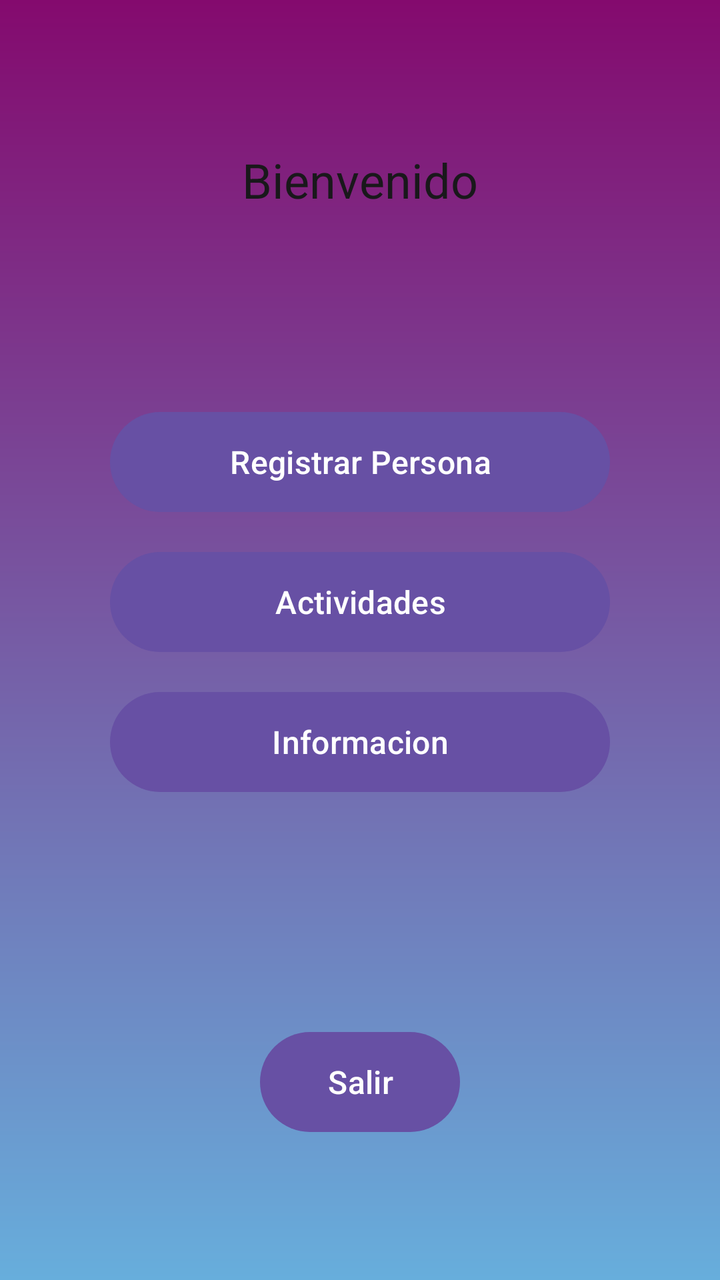
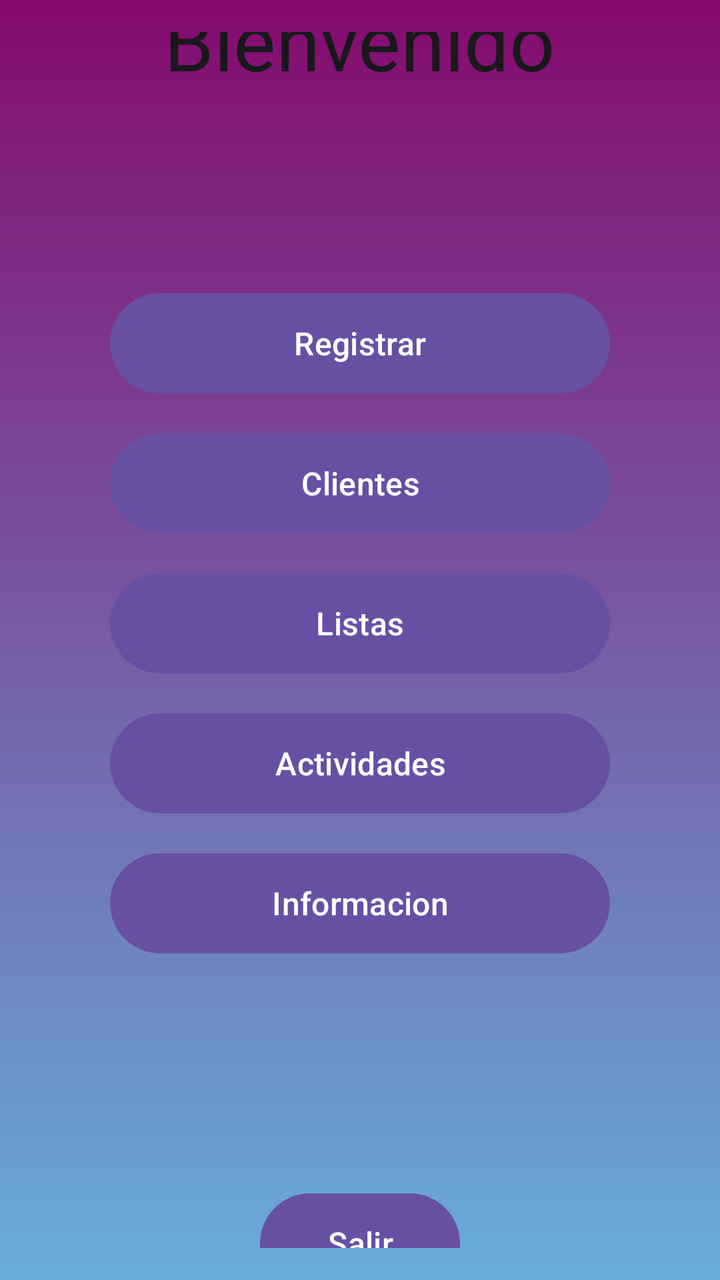

Compare the two renders of this Android layout. The source of the first and the diff that turns it into the second are given below.
<!-- AndroidManifest.xml: application theme Theme.ClubDeportivo -->
<!-- res/layout/activity_main_menu.xml -->
<?xml version="1.0" encoding="utf-8"?>
<LinearLayout xmlns:android="http://schemas.android.com/apk/res/android"
    android:layout_width="match_parent"
    android:layout_height="match_parent"
    android:orientation="vertical"
    android:background="@drawable/gradient_background"
    android:gravity="center"
    android:padding="16dp">

    <TextView
        android:layout_width="wrap_content"
        android:layout_height="wrap_content"
        android:textColor="#19181B"
        android:layout_marginBottom="100dp"
        android:text="Bienvenido" android:textSize="24sp" />

    <Button
        android:id="@+id/btnRegister"
        android:layout_width="250dp"
        android:layout_height="50dp"
        android:layout_marginBottom="20dp"
        android:background="@drawable/button_background"
        android:backgroundTint="@android:color/holo_purple"
        android:text="Registrar Persona"
        android:textColor="#FFFFFF"
        android:textSize="16sp" />

    <Button
        android:layout_width="250dp"
        android:layout_height="50dp"
        android:text="Actividades"
        android:textSize="16sp"
        android:textColor="#FFFFFF"
        android:layout_marginBottom="20dp"
        android:backgroundTint="@android:color/holo_purple"
        android:background="@drawable/button_background"/>

    <Button
        android:layout_width="250dp"
        android:layout_height="50dp"
        android:text="Informacion"
        android:textSize="16sp"
        android:textColor="#FFFFFF"
        android:layout_marginBottom="120dp"
        android:backgroundTint="@android:color/holo_purple"
        android:background="@drawable/button_background"/>

    <Button
        android:layout_width="100dp"
        android:layout_height="50dp"
        android:background="@drawable/button_background_exit"
        android:backgroundTint="@android:color/holo_red_dark"
        android:text="Salir"
        android:textColor="#FFFFFF"
        android:textSize="16sp" />
</LinearLayout>
<!-- resources referenced by this layout -->
<resources>
  <!-- drawable button_background (drawable) -->
  <?xml version="1.0" encoding="utf-8"?>
  <selector xmlns:android="http://schemas.android.com/apk/res/android">
      <item>
          <shape>
              <solid android:color="#840A6E" />
              <corners android:radius="25dp" />
              <padding android:left="10dp" android:right="10dp" android:top="5dp" android:bottom="5dp" />
          </shape>
      </item>
  </selector>
  <!-- drawable button_background_exit (drawable) -->
  <?xml version="1.0" encoding="utf-8"?>
  <selector xmlns:android="http://schemas.android.com/apk/res/android">
      <item>
          <shape>
              <solid android:color="#D32F2F" />
              <corners android:radius="25dp" />
              <padding android:left="10dp" android:right="10dp" android:top="5dp" android:bottom="5dp" />
          </shape>
      </item>
  </selector>
  <!-- drawable gradient_background (drawable) -->
  <?xml version="1.0" encoding="utf-8"?>
  <layer-list xmlns:android="http://schemas.android.com/apk/res/android">
      <item>
          
          <shape>
              <gradient
                  android:angle="90"
                  android:startColor="#67AEDC"
                  android:centerColor="#765CA5"
                  android:endColor="#840A6E"
                  android:type="linear" />
          </shape>
      </item>
  </layer-list>
  <style name="Theme.ClubDeportivo" parent="Base.Theme.ClubDeportivo" />
  <style name="Base.Theme.ClubDeportivo" parent="Theme.Material3.DayNight.NoActionBar">
          
          
      </style>
</resources>

<!-- the commit's change to res/layout/activity_main_menu.xml (unified diff, before → after) -->
@@ -10,9 +10,10 @@
     <TextView
         android:layout_width="wrap_content"
         android:layout_height="wrap_content"
+        android:layout_marginBottom="100dp"
+        android:text="Bienvenido"
         android:textColor="#19181B"
-        android:layout_marginBottom="100dp"
-        android:text="Bienvenido" android:textSize="24sp" />
+        android:textSize="40sp" />
 
     <Button
         android:id="@+id/btnRegister"
@@ -21,19 +22,42 @@
         android:layout_marginBottom="20dp"
         android:background="@drawable/button_background"
         android:backgroundTint="@android:color/holo_purple"
-        android:text="Registrar Persona"
+        android:text="Registrar"
         android:textColor="#FFFFFF"
         android:textSize="16sp" />
 
     <Button
+        android:id="@+id/btnClient"
         android:layout_width="250dp"
         android:layout_height="50dp"
+        android:layout_marginBottom="20dp"
+        android:background="@drawable/button_background"
+        android:backgroundTint="@android:color/holo_purple"
+        android:text="Clientes"
+        android:textColor="#FFFFFF"
+        android:textSize="16sp" />
+
+    <Button
+        android:id="@+id/btnList"
+        android:layout_width="250dp"
+        android:layout_height="50dp"
+        android:layout_marginBottom="20dp"
+        android:background="@drawable/button_background"
+        android:backgroundTint="@android:color/holo_purple"
+        android:text="Listas"
+        android:textColor="#FFFFFF"
+        android:textSize="16sp" />
+
+    <Button
+        android:id="@+id/btnActividades"
+        android:layout_width="250dp"
+        android:layout_height="50dp"
+        android:layout_marginBottom="20dp"
+        android:background="@drawable/button_background"
+        android:backgroundTint="@android:color/holo_purple"
         android:text="Actividades"
-        android:textSize="16sp"
         android:textColor="#FFFFFF"
-        android:layout_marginBottom="20dp"
-        android:backgroundTint="@android:color/holo_purple"
-        android:background="@drawable/button_background"/>
+        android:textSize="16sp" />
 
     <Button
         android:layout_width="250dp"
@@ -46,6 +70,7 @@
         android:background="@drawable/button_background"/>
 
     <Button
+        android:id="@+id/btnSalir"
         android:layout_width="100dp"
         android:layout_height="50dp"
         android:background="@drawable/button_background_exit"
